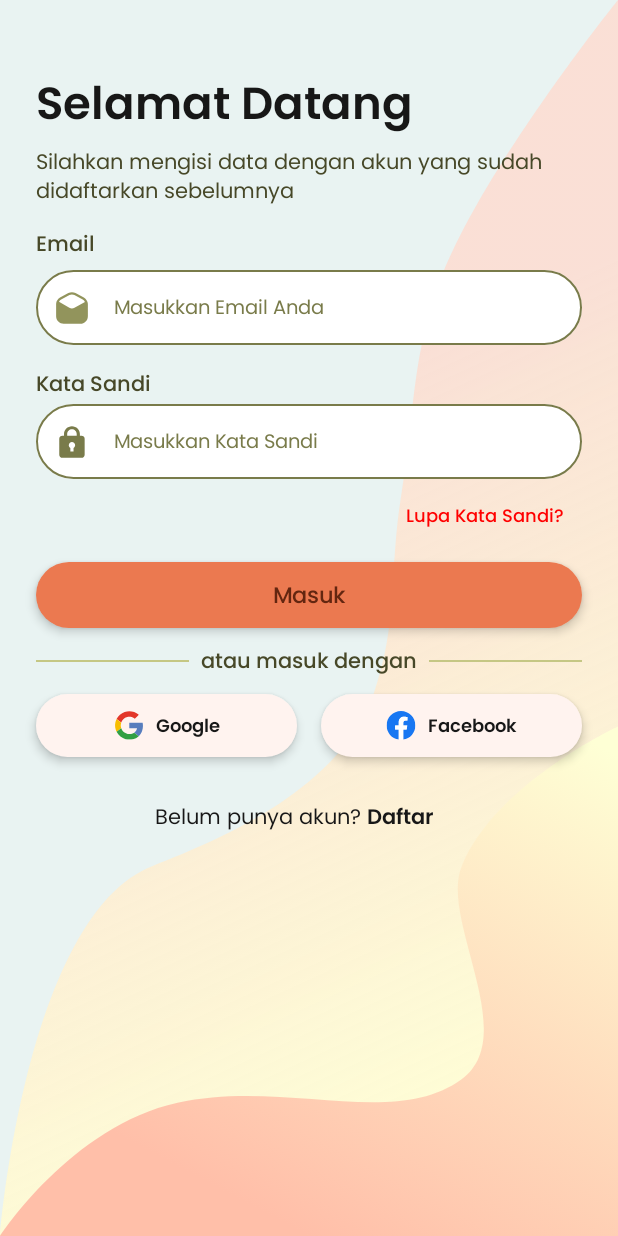
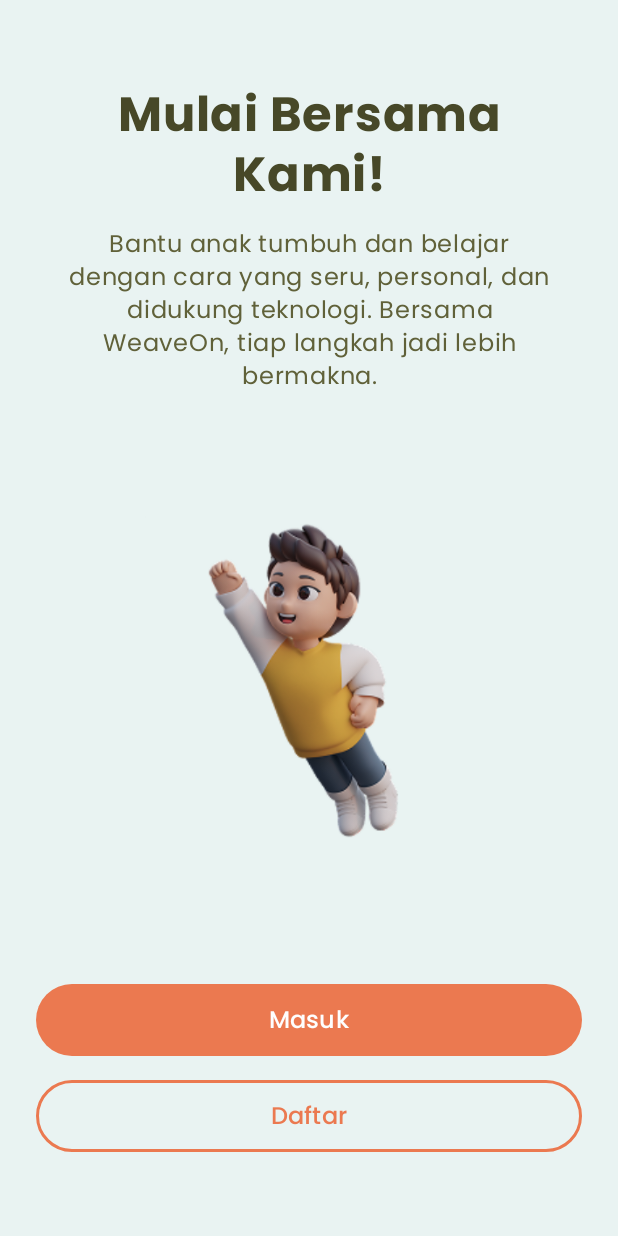
Before and after one commit to muktiabdii/weaveon-app, an Android app built with Jetpack Compose: the screen it shows after launch (MainActivity), after a tap on "Skip", on a phone screen of 412 x 824 dp. Run offline under Robolectric (Android 15) with nearby library versions, the phone set to English and light mode, and no system bars; our stand-ins replace Firebase (no records; nobody signed in at launch, a user with empty details on screens opened directly).

Commit message:
feat(onboarding): slicing welcome page

```diff
--- a/app/src/main/java/com/example/hology/MainActivity.kt
+++ b/app/src/main/java/com/example/hology/MainActivity.kt
@@ -19,6 +19,7 @@ import com.example.hology.ui.auth.LoginScreen
 import com.example.hology.ui.auth.RegisterScreen
 import com.example.hology.ui.home.HomeScreen
 import com.example.hology.ui.onboarding.OnBoardingScreen
+import com.example.hology.ui.onboarding.WelcomeScreen
 import com.example.hology.ui.splash.SplashScreen
 import com.example.hology.ui.theme.HologyTheme
 
@@ -47,6 +48,10 @@ class MainActivity : ComponentActivity() {
                             OnBoardingScreen(navController = navController)
                         }
 
+                        composable("welcome") {
+                            WelcomeScreen(navController = navController)
+                        }
+
                         composable("login") {
                             LoginScreen(viewModel = authViewModel, navController = navController)
                         }
--- a/app/src/main/java/com/example/hology/ui/onboarding/OnBoardingScreen.kt
+++ b/app/src/main/java/com/example/hology/ui/onboarding/OnBoardingScreen.kt
@@ -63,7 +63,7 @@ fun OnBoardingScreen(
         ) {
             TextButton(
                 onClick = {
-                    navController.navigate("login") {
+                    navController.navigate("welcome") {
                         popUpTo("onboarding") { inclusive = true }
                     }
                 }
@@ -111,7 +111,7 @@ fun OnBoardingScreen(
         Button(
             onClick = {
                 if (pagerState.currentPage == 3) {
-                    navController.navigate("login") {
+                    navController.navigate("welcome") {
                         popUpTo("onboarding") { inclusive = true }
                     }
                 } else {
--- /dev/null
+++ b/app/src/main/java/com/example/hology/ui/onboarding/WelcomeScreen.kt
@@ -0,0 +1,134 @@
+package com.example.hology.ui.onboarding
+
+import androidx.compose.foundation.Image
+import androidx.compose.foundation.background
+import androidx.compose.foundation.layout.*
+import androidx.compose.foundation.shape.RoundedCornerShape
+import androidx.compose.material3.*
+import androidx.compose.runtime.Composable
+import androidx.compose.ui.Alignment
+import androidx.compose.ui.Modifier
+import androidx.compose.ui.graphics.Color
+import androidx.compose.ui.layout.ContentScale
+import androidx.compose.ui.res.painterResource
+import androidx.compose.ui.text.font.Font
+import androidx.compose.ui.text.font.FontFamily
+import androidx.compose.ui.text.font.FontWeight
+import androidx.compose.ui.text.style.TextAlign
+import androidx.compose.ui.unit.dp
+import androidx.compose.ui.unit.sp
+import androidx.navigation.NavController
+import com.example.hology.ui.theme.Base
+import com.example.hology.ui.theme.Primary09
+import com.example.hology.R
+import com.example.hology.ui.theme.NeutralWhite
+import com.example.hology.ui.theme.Primary08
+import com.example.hology.ui.theme.Secondary05
+
+@Composable
+fun WelcomeScreen(
+    modifier: Modifier = Modifier,
+    navController: NavController,
+) {
+    Column(
+        modifier = Modifier
+            .fillMaxSize()
+            .background(Base)
+            .padding(24.dp),
+        horizontalAlignment = Alignment.CenterHorizontally
+    ) {
+
+        Spacer(modifier = Modifier.height(30.dp))
+
+        // Title
+        Text(
+            text = "Mulai Bersama\nKami!",
+            fontSize = 32.sp,
+            fontFamily = FontFamily(Font(R.font.poppins_bold)),
+            color = Primary09,
+            textAlign = TextAlign.Center,
+            lineHeight = 40.sp
+        )
+
+        Spacer(modifier = Modifier.height(12.dp))
+
+        // description
+        Text(
+            text = "Bantu anak tumbuh dan belajar dengan cara yang seru, personal, dan didukung teknologi. Bersama WeaveOn, tiap langkah jadi lebih bermakna.",
+            fontSize = 16.sp,
+            color = Primary08,
+            fontFamily = FontFamily(Font(R.font.poppins_regular)),
+            textAlign = TextAlign.Center,
+            lineHeight = 22.sp,
+            modifier = Modifier.padding(horizontal = 16.dp)
+        )
+
+        Spacer(modifier = Modifier.weight(1f))
+
+        // image
+        Image(
+            painter = painterResource(id = R.drawable.boy_boarding),
+            contentDescription = "Character Boy",
+            modifier = Modifier
+                .size(320.dp)
+                .padding(bottom = 10.dp),
+            contentScale = ContentScale.Fit
+        )
+
+        Spacer(modifier = Modifier.weight(1f))
+
+        // login button
+        Button(
+            onClick = {
+                navController.navigate("login") {
+                    popUpTo("welcome") { inclusive = true }
+                }
+            },
+            modifier = Modifier
+                .fillMaxWidth()
+                .height(48.dp),
+            colors = ButtonDefaults.buttonColors(
+                containerColor = Secondary05
+            ),
+            shape = RoundedCornerShape(28.dp)
+        ) {
+            Text(
+                text = "Masuk",
+                color = NeutralWhite,
+                fontSize = 16.sp,
+                fontFamily = FontFamily(Font(R.font.poppins_medium))
+            )
+        }
+
+        Spacer(modifier = Modifier.height(16.dp))
+
+        // register button
+        OutlinedButton(
+            onClick = {
+                navController.navigate("register") {
+                    popUpTo("welcome") { inclusive = true }
+                }
+            },
+            modifier = Modifier
+                .fillMaxWidth()
+                .height(48.dp),
+            colors = ButtonDefaults.outlinedButtonColors(
+                contentColor = Base
+            ),
+            border = ButtonDefaults.outlinedButtonBorder.copy(
+                width = 2.dp,
+                brush = androidx.compose.ui.graphics.SolidColor(Secondary05)
+            ),
+            shape = RoundedCornerShape(28.dp)
+        ) {
+            Text(
+                text = "Daftar",
+                color = Secondary05,
+                fontSize = 16.sp,
+                fontFamily = FontFamily(Font(R.font.poppins_medium))
+            )
+        }
+
+        Spacer(modifier = Modifier.height(32.dp))
+    }
+}
```
